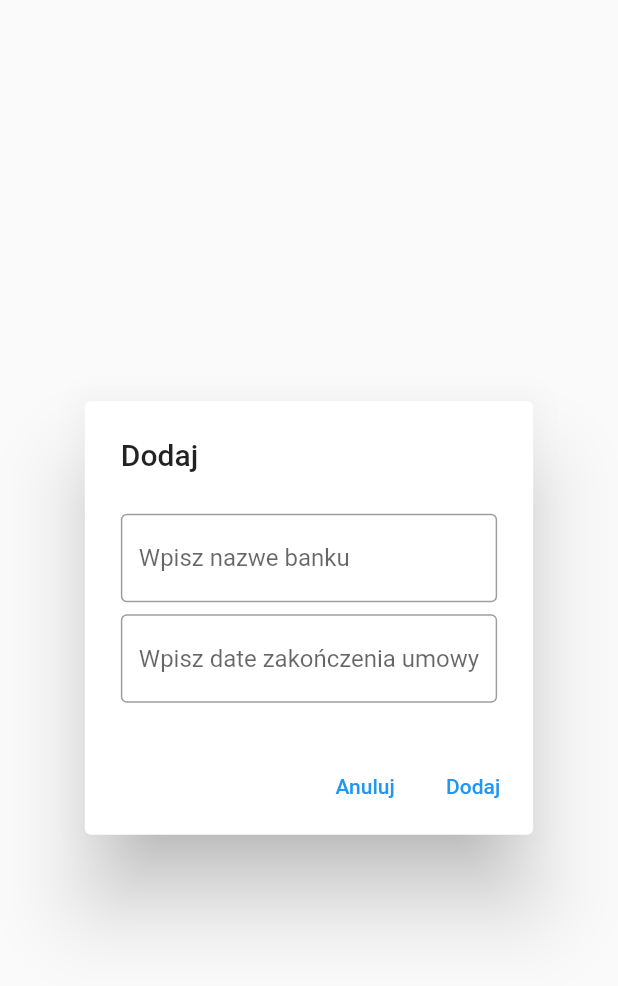
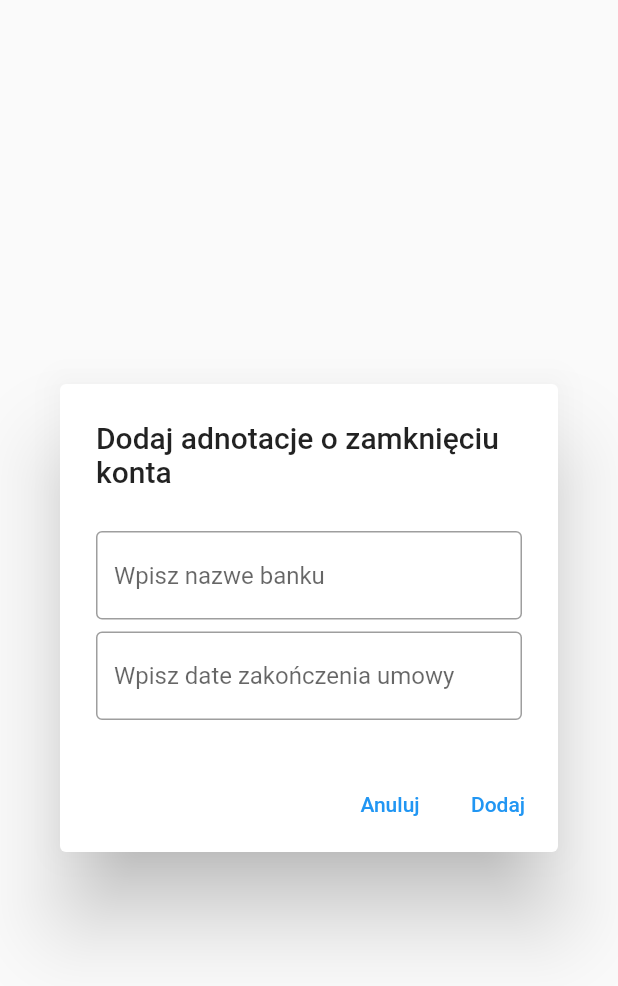
Before and after one commit to Zrazeo/Aplikacja_do_Zarzadzania_Promocjami_Bankowymi, a Flutter app: the KarencjaDialog widget shown alone on an empty page, opened directly, on a phone screen of 412 x 824 dp. Shown: the top 986 px of the screen. Run offline on Flutter 3.47's test engine with Material 2 defaults, Android fonts, the phone set to English and light mode, and no system bars; our stand-ins replace cloud_firestore, firebase_core, hive, hive_flutter, syncfusion_flutter_charts; accounts and stored records are empty; generated files the repository leaves out were written again.

Commit message:
fix karencja

```diff
--- a/apk/lib/widget/karencja_dialog.dart
+++ b/apk/lib/widget/karencja_dialog.dart
@@ -31,7 +31,7 @@ class _KarencjaDialogState extends State<KarencjaDialog> {
       final karencja = widget.karencja;
 
       nazwa.text = karencja.nazwa;
-      data.text = karencja.data.toString();
+      data.text = karencja.data;
     }
   }
 
@@ -46,7 +46,9 @@ class _KarencjaDialogState extends State<KarencjaDialog> {
   @override
   Widget build(BuildContext context) {
     final isEditing = widget.karencja != null;
-    final title = isEditing ? 'Edytuj' : 'Dodaj';
+    final title = isEditing
+        ? 'Edytuj date zamknięcia konta'
+        : 'Dodaj adnotacje o zamknięciu konta';
 
     return AlertDialog(
       title: Text(title),
@@ -82,15 +84,15 @@ class _KarencjaDialogState extends State<KarencjaDialog> {
       );
 
   Widget buildDate() => TextFormField(
-        controller: nazwa,
+        controller: data,
         decoration: InputDecoration(
           border: OutlineInputBorder(),
           hintText: 'Wpisz date zakończenia umowy',
         ),
-        validator: (name) =>
-            name != null && name.isEmpty ? 'Wpisz date zakończenia umowy' : null,
+        validator: (data) => data != null && data.isEmpty
+            ? 'Wpisz date zakończenia umowy'
+            : null,
       );
-
 
   Widget buildCancelButton(BuildContext context) => TextButton(
         child: Text('Anuluj'),
```
Also changed, not shown: apk/lib/screens/karencja_screen.dart (+4 -12 lines).
